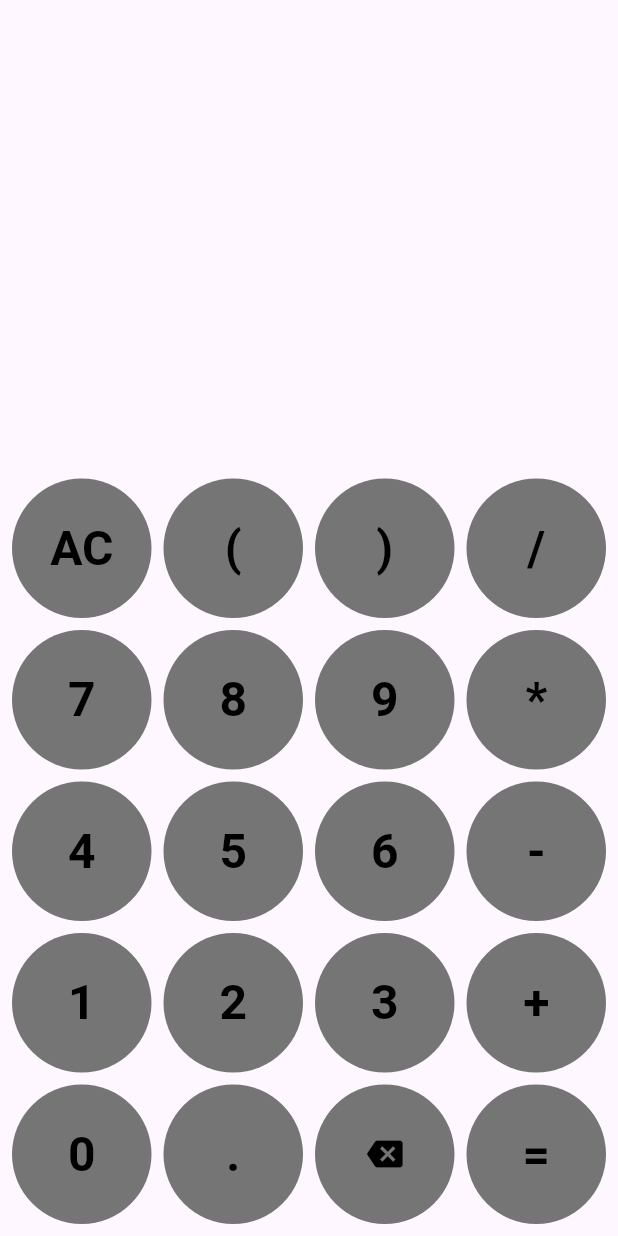
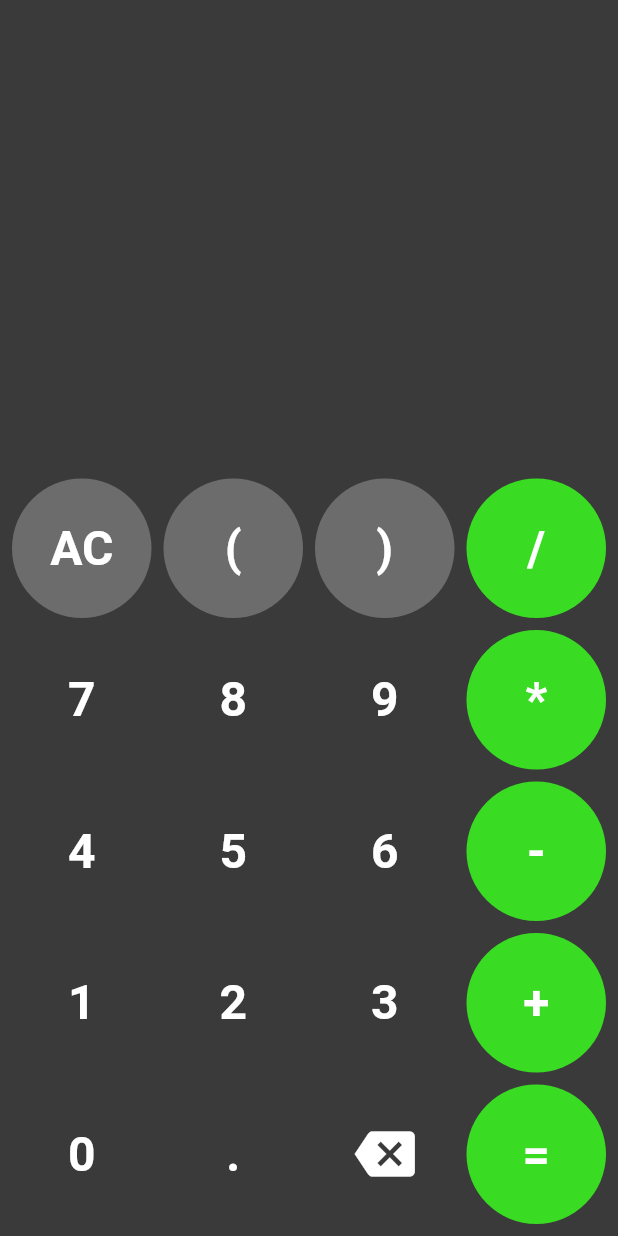
Before and after one commit to LanzoMA/lemur, a Flutter app: the screen it shows after launch, on a phone screen of 412 x 824 dp. Run offline on Flutter 3.47's test engine with Material 3 defaults, Android fonts, the phone set to English and light mode, and no system bars.

Commit message:
implemented dark theme

```diff
--- a/lib/home_page.dart
+++ b/lib/home_page.dart
@@ -103,8 +103,8 @@ class _HomePageState extends State<HomePage> {
     return Scaffold(
       body: Padding(
         padding: const EdgeInsets.all(8.0),
-        child: Center(
-          child: Column(children: [
+        child: Column(
+          children: [
             Expanded(
               child: Column(
                 mainAxisAlignment: MainAxisAlignment.end,
@@ -114,10 +114,11 @@ class _HomePageState extends State<HomePage> {
                     readOnly: true,
                     textAlign: TextAlign.right,
                     style: const TextStyle(
-                      fontSize: 48,
+                      fontSize: 64,
                       fontWeight: FontWeight.bold,
                     ),
                     decoration: const InputDecoration(
+                      contentPadding: EdgeInsets.all(0),
                       border: InputBorder.none,
                     ),
                   ),
@@ -125,6 +126,7 @@ class _HomePageState extends State<HomePage> {
               ),
             ),
             GridView.count(
+              padding: const EdgeInsets.all(0),
               crossAxisCount: 4,
               crossAxisSpacing: 8.0,
               mainAxisSpacing: 8.0,
@@ -136,6 +138,7 @@ class _HomePageState extends State<HomePage> {
                       controller.text = '';
                     });
                   },
+                  backgroundColor: Theme.of(context).colorScheme.surfaceBright,
                   text: 'AC',
                 ),
                 KeypadButton(
@@ -144,6 +147,7 @@ class _HomePageState extends State<HomePage> {
                       controller.text += '(';
                     });
                   },
+                  backgroundColor: Theme.of(context).colorScheme.surfaceBright,
                   text: '(',
                 ),
                 KeypadButton(
@@ -152,6 +156,7 @@ class _HomePageState extends State<HomePage> {
                       controller.text += ')';
                     });
                   },
+                  backgroundColor: Theme.of(context).colorScheme.surfaceBright,
                   text: ')',
                 ),
                 KeypadButton(
@@ -160,6 +165,7 @@ class _HomePageState extends State<HomePage> {
                       controller.text += ' / ';
                     });
                   },
+                  backgroundColor: Theme.of(context).colorScheme.primary,
                   text: '/',
                 ),
                 KeypadButton(
@@ -168,6 +174,7 @@ class _HomePageState extends State<HomePage> {
                       controller.text += '7';
                     });
                   },
+                  backgroundColor: Theme.of(context).colorScheme.surface,
                   text: '7',
                 ),
                 KeypadButton(
@@ -176,6 +183,7 @@ class _HomePageState extends State<HomePage> {
                       controller.text += '8';
                     });
                   },
+                  backgroundColor: Theme.of(context).colorScheme.surface,
                   text: '8',
                 ),
                 KeypadButton(
@@ -184,6 +192,7 @@ class _HomePageState extends State<HomePage> {
                       controller.text += '9';
                     });
                   },
+                  backgroundColor: Theme.of(context).colorScheme.surface,
                   text: '9',
                 ),
                 KeypadButton(
@@ -192,6 +201,7 @@ class _HomePageState extends State<HomePage> {
                       controller.text += ' * ';
                     });
                   },
+                  backgroundColor: Theme.of(context).colorScheme.primary,
                   text: '*',
                 ),
                 KeypadButton(
@@ -200,6 +210,7 @@ class _HomePageState extends State<HomePage> {
                       controller.text += '4';
                     });
                   },
+                  backgroundColor: Theme.of(context).colorScheme.surface,
                   text: '4',
                 ),
                 KeypadButton(
@@ -208,6 +219,7 @@ class _HomePageState extends State<HomePage> {
                       controller.text += '5';
                     });
                   },
+                  backgroundColor: Theme.of(context).colorScheme.surface,
                   text: '5',
                 ),
                 KeypadButton(
@@ -216,6 +228,7 @@ class _HomePageState extends State<HomePage> {
                       controller.text += '6';
                     });
                   },
+                  backgroundColor: Theme.of(context).colorScheme.surface,
                   text: '6',
                 ),
                 KeypadButton(
@@ -224,6 +237,7 @@ class _HomePageState extends State<HomePage> {
                       controller.text += ' - ';
                     });
                   },
+                  backgroundColor: Theme.of(context).colorScheme.primary,
                   text: '-',
                 ),
                 KeypadButton(
@@ -232,6 +246,7 @@ class _HomePageState extends State<HomePage> {
                       controller.text += '1';
                     });
                   },
+                  backgroundColor: Theme.of(context).colorScheme.surface,
                   text: '1',
                 ),
                 KeypadButton(
@@ -240,6 +255,7 @@ class _HomePageState extends State<HomePage> {
                       controller.text += '2';
                     });
                   },
+                  backgroundColor: Theme.of(context).colorScheme.surface,
                   text: '2',
                 ),
                 KeypadButton(
@@ -248,6 +264,7 @@ class _HomePageState extends State<HomePage> {
                       controller.text += '3';
                     });
                   },
+                  backgroundColor: Theme.of(context).colorScheme.surface,
                   text: '3',
                 ),
                 KeypadButton(
@@ -256,6 +273,7 @@ class _HomePageState extends State<HomePage> {
                       controller.text += ' + ';
                     });
                   },
+                  backgroundColor: Theme.of(context).colorScheme.primary,
                   text: '+',
                 ),
                 KeypadButton(
@@ -264,6 +282,7 @@ class _HomePageState extends State<HomePage> {
                       controller.text += '0';
                     });
                   },
+                  backgroundColor: Theme.of(context).colorScheme.surface,
                   text: '0',
                 ),
                 KeypadButton(
@@ -272,6 +291,7 @@ class _HomePageState extends State<HomePage> {
                       controller.text += '.';
                     });
                   },
+                  backgroundColor: Theme.of(context).colorScheme.surface,
                   text: '.',
                 ),
                 IconButton(
@@ -283,9 +303,10 @@ class _HomePageState extends State<HomePage> {
                       });
                     }
                   },
+                  iconSize: 40.0,
                   style: TextButton.styleFrom(
-                    backgroundColor: Colors.grey[600],
-                    foregroundColor: Colors.black,
+                    foregroundColor: Colors.white,
+                    backgroundColor: Theme.of(context).colorScheme.surface,
                     fixedSize: Size.square(keypadButtonSize),
                     textStyle: const TextStyle(
                       fontSize: 32,
@@ -296,11 +317,12 @@ class _HomePageState extends State<HomePage> {
                 ),
                 KeypadButton(
                   onPressed: evaluateExpression,
+                  backgroundColor: Theme.of(context).colorScheme.primary,
                   text: '=',
                 ),
               ],
             ),
-          ]),
+          ],
         ),
       ),
     );
--- a/lib/keypad_button.dart
+++ b/lib/keypad_button.dart
@@ -3,10 +3,12 @@ import 'package:flutter/material.dart';
 class KeypadButton extends StatelessWidget {
   final Function()? onPressed;
   final String text;
+  final Color backgroundColor;
 
   const KeypadButton({
     super.key,
     required this.onPressed,
+    required this.backgroundColor,
     required this.text,
   });
 
@@ -15,8 +17,8 @@ class KeypadButton extends StatelessWidget {
     return TextButton(
       onPressed: onPressed,
       style: TextButton.styleFrom(
-        backgroundColor: Colors.grey[600],
-        foregroundColor: Colors.black,
+        backgroundColor: backgroundColor,
+        foregroundColor: Colors.white,
         fixedSize: const Size.square(80.0),
         textStyle: const TextStyle(
           fontSize: 32,
--- a/lib/main.dart
+++ b/lib/main.dart
@@ -1,5 +1,6 @@
 import 'package:flutter/material.dart';
 import 'package:lemur/home_page.dart';
+import 'package:lemur/themes.dart';
 
 void main() {
   runApp(const MainApp());
@@ -10,9 +11,11 @@ class MainApp extends StatelessWidget {
 
   @override
   Widget build(BuildContext context) {
-    return const MaterialApp(
+    return MaterialApp(
       debugShowCheckedModeBanner: false,
-      home: HomePage(),
+      theme: darkTheme,
+      darkTheme: darkTheme,
+      home: const HomePage(),
     );
   }
 }
--- /dev/null
+++ b/lib/themes.dart
@@ -0,0 +1,10 @@
+import 'package:flutter/material.dart';
+
+final ThemeData darkTheme = ThemeData(
+  brightness: Brightness.dark,
+  colorScheme: const ColorScheme.dark(
+    primary: Color.fromRGBO(57, 219, 35, 1),
+    surface: Color.fromRGBO(58, 58, 58, 1),
+    surfaceBright: Color.fromRGBO(108, 108, 108, 1),
+  ),
+);
```
